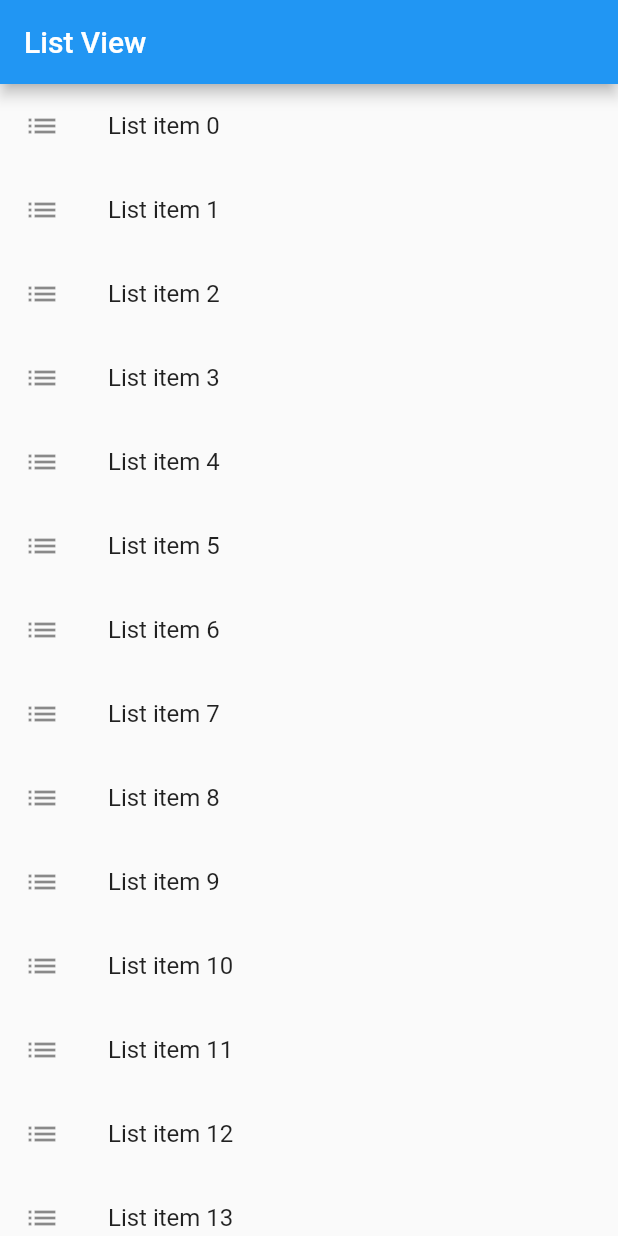
After one commit to maryamchoudhary/sp20-bcs-053, a Flutter app: the ListViewBuilder screen opened directly, on a phone screen of 412 x 824 dp. The commit adds this screen. Run offline on Flutter 3.47's test engine with Material 2 defaults, Android fonts, the phone set to English and light mode, and no system bars; our stand-ins replace font_awesome_flutter, shared_preferences; missing offline and left inert: dart:js; accounts and stored records are empty.

Commit message:
sharedpref

```diff
--- /dev/null
+++ b/sharedpreferencetask/lib/count.dart
@@ -0,0 +1,42 @@
+import 'package:flutter/material.dart';
+
+void main() => runApp(const MyApp());
+
+class MyApp extends StatelessWidget {
+  const MyApp({Key? key}) : super(key: key);
+// This widget is the root
+// of your application.
+  @override
+  Widget build(BuildContext context) {
+    return MaterialApp(
+        title: "ListView.builder",
+        theme: ThemeData(primarySwatch: Colors.green),
+        debugShowCheckedModeBanner: false,
+        // home : new ListViewBuilder(), NO Need To Use Unnecessary New Keyword
+        home: const ListViewBuilder());
+  }
+}
+
+class ListViewBuilder extends StatelessWidget {
+  const ListViewBuilder({Key? key}) : super(key: key);
+
+  @override
+  Widget build(BuildContext context) {
+    return Scaffold(
+      appBar: AppBar(title: const Text("List View")),
+      body: ListView.builder(
+          itemCount: 30,
+          itemBuilder: (BuildContext context, int index) {
+            return ListTile(
+                leading: const Icon(Icons.list
+                ),
+                trailing: const Text(
+                  " ",
+                  style: TextStyle(color: Colors.green, fontSize: 15),
+                ),
+
+                title: Text("List item $index"));
+          }),
+    );
+  }
+}
```
Also changed, not shown: sharedpreferencetask/lib/main.dart (+53 -1 lines).
